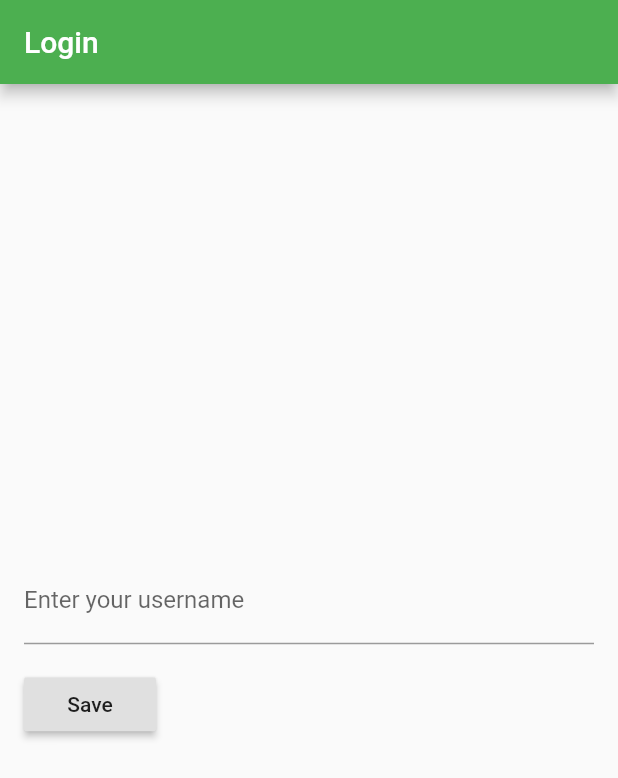
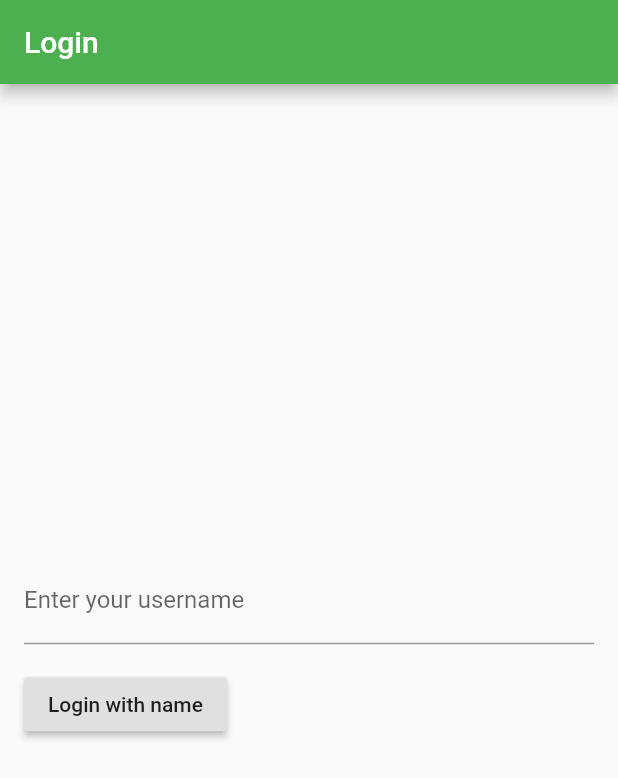
Before and after one commit to dreampany/nearby, a Flutter app: the screen it shows after launch, on a phone screen of 412 x 824 dp. Shown: the top 778 px of the screen. Run offline on Flutter 3.47's test engine with Material 2 defaults, Android fonts, the phone set to English and light mode, and no system bars; our stand-ins replace bloc, device_info, flutter_bloc, logger, shared_preferences; generated files the repository leaves out were written again.

Commit message:
update login step

```diff
--- a/lib/login/login_bloc.dart
+++ b/lib/login/login_bloc.dart
@@ -1,8 +1,10 @@
+import 'package:flutter/cupertino.dart';
 import 'package:nearby/login/login_event.dart';
 import 'package:nearby/login/login_screen.dart';
 import 'package:nearby/login/login_state.dart';
 import 'package:bloc/bloc.dart';
 import 'package:nearby/misc/constants.dart' as Constants;
+import 'package:nearby/model/user.dart';
 
 /**
  * Created by roman on 2019-12-23
@@ -32,9 +34,11 @@ class LoginBloc extends Bloc<LoginEvent, LoginState> {
 
   }
 
-  void loginOnName() async {
+  void loginOnUser(BuildContext context, String name) async {
     Constants.logger.d("LOGIN loginOnGoogle");
     add(LoginEventInProgress());
+    final String id = await Constants.Api.getId(context);
+    final User user = User(id, name, time: DateTime.now().millisecondsSinceEpoch);
     /*final google = GoogleSignIn(scopes: [Constants.Keys.PROFILE, Constants.Keys.EMAIL]);
     final account = await google.signIn();
     if (account == null) {
--- a/lib/login/login_screen.dart
+++ b/lib/login/login_screen.dart
@@ -18,6 +18,7 @@ class LoginScreen extends StatefulWidget {
 
 class LoginScreenState extends State<LoginScreen> {
   final formKey = GlobalKey<FormState>();
+  final TextEditingController nameController = TextEditingController();
 
   @override
   Widget build(BuildContext context) {
@@ -32,10 +33,12 @@ class LoginWidget extends StatelessWidget {
   final GlobalKey<FormState> formKey;
   final LoginScreen screen;
   final LoginScreenState state;
+  final TextEditingController nameController;
 
   const LoginWidget(
       {Key key,
       @required this.formKey,
+      @required this.nameController,
       @required this.screen,
       @required this.state})
       : super(key: key);
@@ -49,14 +52,14 @@ class LoginWidget extends StatelessWidget {
       body: BlocBuilder(
         bloc: BlocProvider.of<LoginBloc>(context),
         builder: (context, LoginState state) =>
-            getLoginUi(formKey, context, state),
+            getLoginUi(formKey, nameController, context, state),
       ),
     );
   }
 }
 
 Widget getLoginUi(
-    GlobalKey<FormState> formKey, BuildContext context, LoginState state) {
+    GlobalKey<FormState> formKey, TextEditingController nameController, BuildContext context, LoginState state) {
   if (state.loading)
     return Center(
       child: CircularProgressIndicator(
@@ -76,6 +79,7 @@ Widget getLoginUi(
               crossAxisAlignment: CrossAxisAlignment.start,
               children: <Widget>[
                 TextFormField(
+                  controller: nameController,
                   decoration: InputDecoration(labelText: 'Enter your username'),
                   validator: (value) {
                     if (value.isEmpty) return 'Please enter username';
@@ -86,9 +90,9 @@ Widget getLoginUi(
                   padding: const EdgeInsets.symmetric(vertical: 16.0),
                   child: RaisedButton(
                     onPressed: () {
-                      save(formKey, context);
+                      login(formKey, context);
                     },
-                    child: Text('Save'),
+                    child: Text('Login with name'),
                   ),
                 )
               ],
@@ -100,11 +104,11 @@ Widget getLoginUi(
   );
 }
 
-void save(GlobalKey<FormState> key, BuildContext context) {
+void login(GlobalKey<FormState> key, BuildContext context) {
   if (key.currentState.validate()) {
-    Scaffold.of(context).showSnackBar(SnackBar(
-        duration: Duration(seconds: 2),
-        content: Text('Processing Data')));
-    BlocProvider.of<LoginBloc>(context).loginOnName();
+    Scaffold.of(context).showSnackBar(
+        SnackBar(duration: Duration(seconds: 2), content: Text('Login...')));
+
+    BlocProvider.of<LoginBloc>(context).loginOnUser();
   }
 }
--- a/lib/model/user.dart
+++ b/lib/model/user.dart
@@ -10,9 +10,9 @@ part 'user.g.dart';
 class User {
   final String id;
   final String name;
-  final int timestamp;
+  final int time;
 
-  User(this.id, this.name, {this.timestamp});
+  User(this.id, this.name, {this.time});
 
   factory User.fromJson(Map<String, dynamic> json) => _$UserFromJson(json);
 
--- a/lib/repo/login_repo.dart
+++ b/lib/repo/login_repo.dart
@@ -27,4 +27,6 @@ class LoginRepo {
     SharedPreferences prefs = await SharedPreferences.getInstance();
     await prefs.setBool(Constants.Keys.LOGGED_IN, loggedIn);
   }
+
+
 }
--- a/pubspec.yaml
+++ b/pubspec.yaml
@@ -27,6 +27,7 @@ dependencies:
   flutter_bloc:
   shared_preferences:
   json_annotation:
+  device_info:
 
 dev_dependencies:
   flutter_test:
```
Also changed, not shown: lib/misc/constants.dart (+18 -2 lines), lib/model/response.dart (added, +18 -0 lines), lib/repo/user_repo.dart (added, +35 -0 lines), lib/model/user.g.dart, pubspec.lock.
